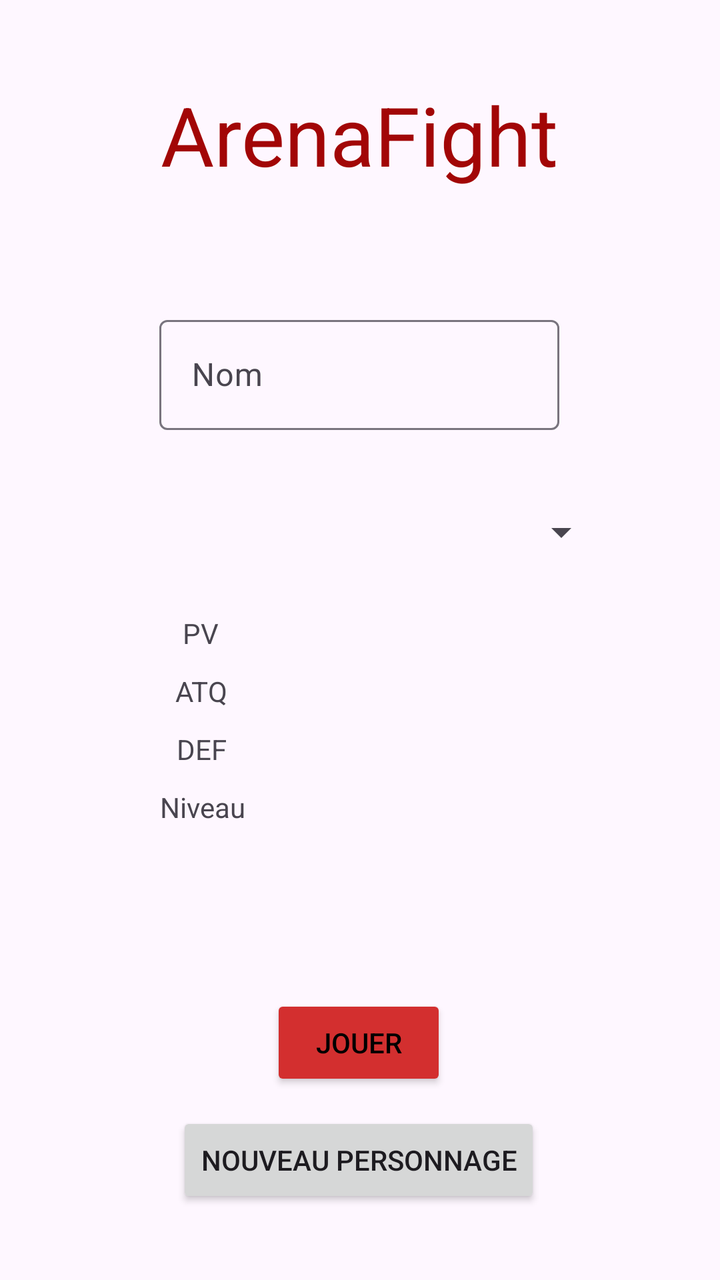
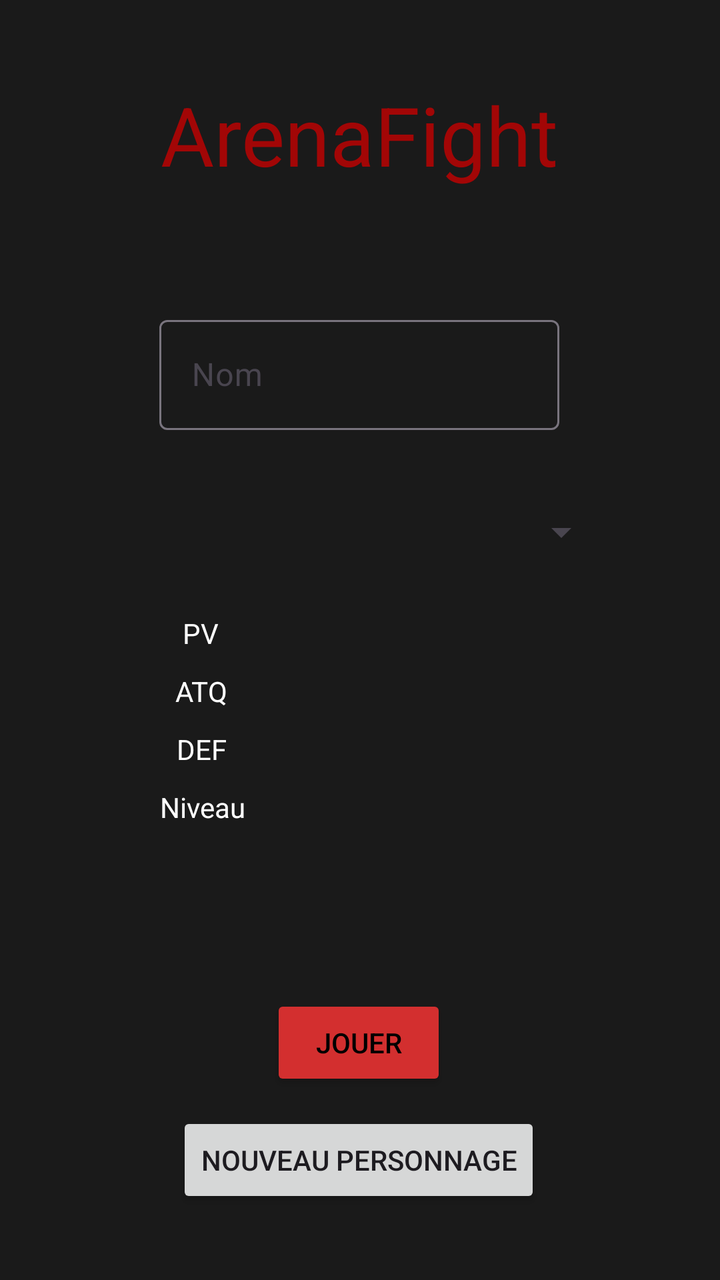

Two renders of the same Android screen: before a commit and after it. Below are the layout's source before the change and the commit's diff.
<!-- AndroidManifest.xml: application theme Theme.ArenaFight -->
<!-- res/layout/activity_main.xml -->
<?xml version="1.0" encoding="utf-8"?>
<androidx.constraintlayout.widget.ConstraintLayout
        xmlns:android="http://schemas.android.com/apk/res/android"
        xmlns:tools="http://schemas.android.com/tools"
        xmlns:app="http://schemas.android.com/apk/res-auto"
        android:id="@+id/main"
        android:layout_width="match_parent"
        android:layout_height="match_parent"
        tools:context=".MainActivity">
    <TextView
            android:layout_width="wrap_content"
            android:layout_height="wrap_content"
            android:text="@string/arenafight"
            android:textSize="7mm"
            android:textColor="@color/red"
            app:layout_constraintStart_toStartOf="parent"
            app:layout_constraintEnd_toEndOf="parent"
            app:layout_constraintTop_toTopOf="parent" android:id="@+id/textViewTitle"
            app:layout_constraintHorizontal_bias="0.497"
            tools:ignore="InOrMmUsage" android:layout_marginTop="40dp"/>
    <Button
            android:text="@string/jouer"
            android:backgroundTint="@color/red2"
            android:textColor="@color/black"
            android:layout_width="wrap_content"
            android:layout_height="wrap_content" android:id="@+id/buttonPlay"
            tools:ignore="MissingConstraints" app:layout_constraintStart_toStartOf="parent"
            app:layout_constraintEnd_toEndOf="parent" app:layout_constraintBottom_toBottomOf="parent"
            app:layout_constraintHorizontal_bias="0.498" app:layout_constraintTop_toTopOf="parent"
            app:layout_constraintVertical_bias="0.84"/>
    <Button
            android:id="@+id/btnNouveau"
            android:layout_width="wrap_content"
            android:layout_height="wrap_content"
            android:text="@string/nouveau_personnage"
            tools:ignore="MissingConstraints"
            app:layout_constraintBottom_toBottomOf="parent" app:layout_constraintEnd_toEndOf="parent"
            app:layout_constraintStart_toStartOf="parent" app:layout_constraintTop_toBottomOf="@+id/buttonPlay"
            app:layout_constraintHorizontal_bias="0.497" app:layout_constraintVertical_bias="0.229"/>
    <Spinner
            android:id="@+id/SpinnerClasse"
            android:layout_width="250dp"
            android:layout_height="50dp"
            tools:ignore="MissingConstraints"
            app:layout_constraintBottom_toTopOf="@+id/buttonPlay" app:layout_constraintEnd_toEndOf="parent"
            app:layout_constraintHorizontal_bias="0.496"
            app:layout_constraintTop_toBottomOf="@+id/textViewTitle" app:layout_constraintVertical_bias="0.415"
            app:layout_constraintStart_toStartOf="parent"/>
    <TextView
            android:text="@string/pv"
            android:layout_width="wrap_content"
            android:layout_height="wrap_content" android:id="@+id/textViewPV"
            tools:ignore="MissingConstraints" android:layout_marginTop="16dp"
            app:layout_constraintTop_toBottomOf="@+id/SpinnerClasse" app:layout_constraintEnd_toEndOf="parent"
            app:layout_constraintStart_toStartOf="parent" app:layout_constraintHorizontal_bias="0.267"/>
    <TextView
            android:text="@string/atq"
            android:layout_width="wrap_content"
            android:layout_height="wrap_content" android:id="@+id/textViewATQ"
            tools:ignore="MissingConstraints" android:layout_marginTop="10dp"
            app:layout_constraintTop_toBottomOf="@+id/textViewPV" app:layout_constraintEnd_toEndOf="parent"
            app:layout_constraintStart_toStartOf="parent" app:layout_constraintHorizontal_bias="0.262"/>
    <TextView
            android:text="@string/niveau"
            android:layout_width="wrap_content"
            android:layout_height="wrap_content" android:id="@+id/textViewLV"
            tools:ignore="MissingConstraints" android:layout_marginTop="10dp"
            app:layout_constraintTop_toBottomOf="@+id/textViewDEF" app:layout_constraintEnd_toEndOf="parent"
            app:layout_constraintStart_toStartOf="parent" app:layout_constraintHorizontal_bias="0.252"
    />
    <TextView
            android:text="@string/def"
            android:layout_width="wrap_content"
            android:layout_height="wrap_content" android:id="@+id/textViewDEF"
            tools:ignore="MissingConstraints" android:layout_marginTop="10dp"
            app:layout_constraintTop_toBottomOf="@+id/textViewATQ" app:layout_constraintEnd_toEndOf="parent"
            app:layout_constraintStart_toStartOf="parent" app:layout_constraintHorizontal_bias="0.264"/>
    <com.google.android.material.textfield.TextInputLayout
            android:layout_width="200dp"
            android:layout_height="wrap_content"
            tools:ignore="MissingConstraints"
            app:layout_constraintEnd_toEndOf="parent" app:layout_constraintStart_toStartOf="parent"
            app:layout_constraintHorizontal_bias="0.497"
            app:layout_constraintTop_toBottomOf="@+id/textViewTitle" android:id="@+id/textInputLayout"
            android:layout_marginTop="60dp">

        <com.google.android.material.textfield.TextInputEditText
                android:layout_width="match_parent"
                android:id="@+id/editTextNom"
                android:layout_height="55dp"
                android:hint="@string/Nom"
                android:inputType="textPersonName"
                android:singleLine="true"/>
    </com.google.android.material.textfield.TextInputLayout>

</androidx.constraintlayout.widget.ConstraintLayout>
<!-- resources referenced by this layout -->
<resources>
  <color name="black">#FF000000</color>
  <color name="red">#A20606</color>
  <color name="red2">#D32F2F</color>
  <string name="Nom">Nom</string>
  <string name="arenafight">ArenaFight</string>
  <string name="atq">ATQ</string>
  <string name="def">DEF</string>
  <string name="jouer">Jouer</string>
  <string name="niveau">Niveau</string>
  <string name="nouveau_personnage">Nouveau personnage</string>
  <string name="pv">PV</string>
  <style name="Theme.ArenaFight" parent="Base.Theme.ArenaFight" />
  <style name="Base.Theme.ArenaFight" parent="Theme.Material3.DayNight.NoActionBar">
          
          
      </style>
</resources>

<!-- the commit's change to res/layout/activity_main.xml (unified diff, before → after) -->
@@ -49,6 +49,7 @@
     <TextView
             android:text="@string/pv"
             android:layout_width="wrap_content"
+            android:textColor="@color/white"
             android:layout_height="wrap_content" android:id="@+id/textViewPV"
             tools:ignore="MissingConstraints" android:layout_marginTop="16dp"
             app:layout_constraintTop_toBottomOf="@+id/SpinnerClasse" app:layout_constraintEnd_toEndOf="parent"
@@ -56,6 +57,7 @@
     <TextView
             android:text="@string/atq"
             android:layout_width="wrap_content"
+            android:textColor="@color/white"
             android:layout_height="wrap_content" android:id="@+id/textViewATQ"
             tools:ignore="MissingConstraints" android:layout_marginTop="10dp"
             app:layout_constraintTop_toBottomOf="@+id/textViewPV" app:layout_constraintEnd_toEndOf="parent"
@@ -63,6 +65,7 @@
     <TextView
             android:text="@string/niveau"
             android:layout_width="wrap_content"
+            android:textColor="@color/white"
             android:layout_height="wrap_content" android:id="@+id/textViewLV"
             tools:ignore="MissingConstraints" android:layout_marginTop="10dp"
             app:layout_constraintTop_toBottomOf="@+id/textViewDEF" app:layout_constraintEnd_toEndOf="parent"
@@ -71,6 +74,7 @@
     <TextView
             android:text="@string/def"
             android:layout_width="wrap_content"
+            android:textColor="@color/white"
             android:layout_height="wrap_content" android:id="@+id/textViewDEF"
             tools:ignore="MissingConstraints" android:layout_marginTop="10dp"
             app:layout_constraintTop_toBottomOf="@+id/textViewATQ" app:layout_constraintEnd_toEndOf="parent"
@@ -87,6 +91,7 @@
         <com.google.android.material.textfield.TextInputEditText
                 android:layout_width="match_parent"
                 android:id="@+id/editTextNom"
+                android:textColor="@color/white"
                 android:layout_height="55dp"
                 android:hint="@string/Nom"
                 android:inputType="textPersonName"
<!-- resource entries referenced after the edit -->
@@ -3,6 +3,7 @@
   <color name="black">#FF000000</color>
   <color name="red">#A20606</color>
   <color name="red2">#D32F2F</color>
+  <color name="white">#FFFFFFFF</color>
   <string name="Nom">Nom</string>
   <string name="arenafight">ArenaFight</string>
   <string name="atq">ATQ</string>
@@ -14,7 +15,9 @@
   <style name="Theme.ArenaFight" parent="Base.Theme.ArenaFight" />
   <style name="Base.Theme.ArenaFight" parent="Theme.Material3.DayNight.NoActionBar">
           
-          
+          <item name="android:colorBackground">@color/gris</item>
+          <item name="android:windowBackground">@color/gris</item>
       </style>
+  <color name="gris">#1A1A1A</color>
 </resources>
 
